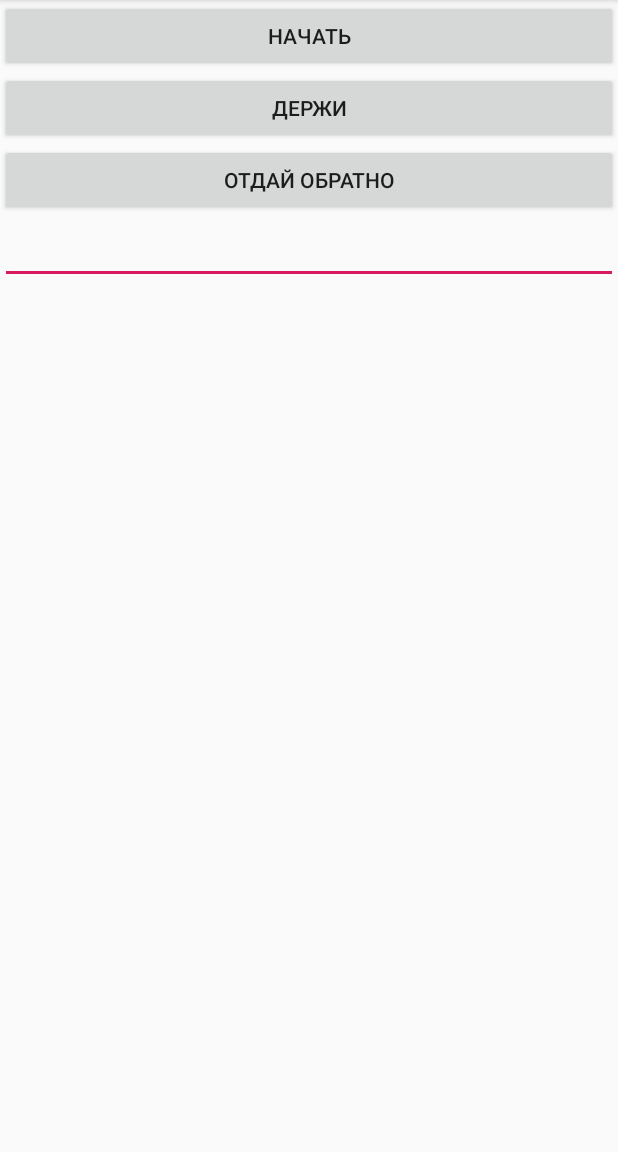
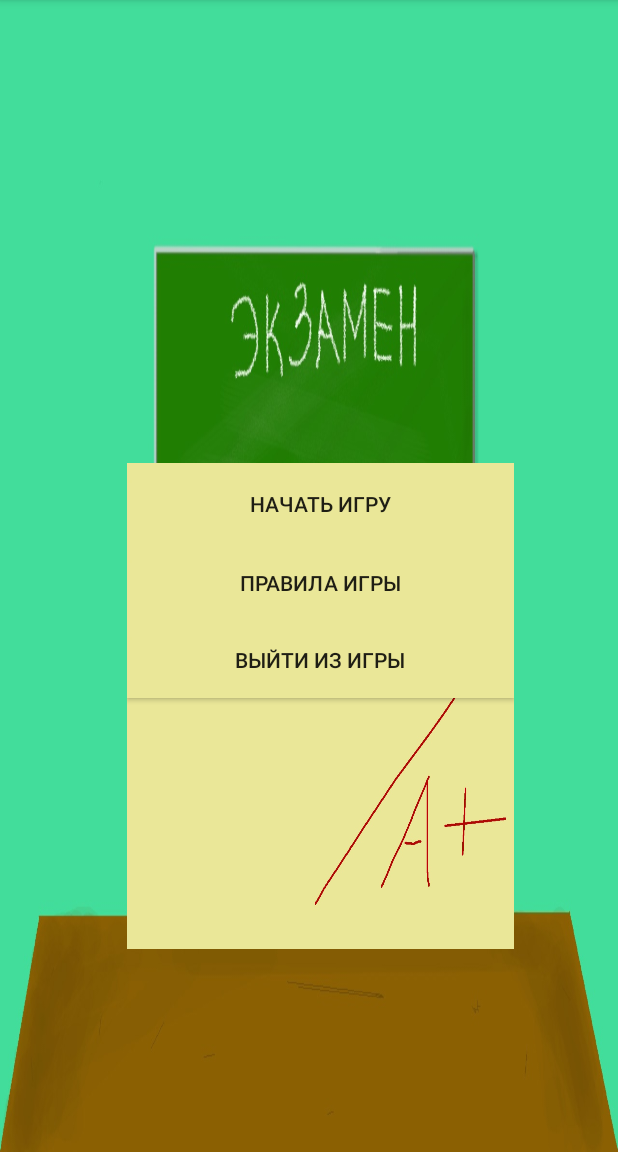
Before and after one commit to JohnnyConstantin/LogicGame, an Android app: the screen it shows after launch (MainActivity), on a phone screen of 412 x 824 dp, the part 84-1236 px from its top. Run offline under Robolectric (Android 15) with nearby library versions, the phone set to English and light mode, and no system bars.

Commit message:
Lil design

```diff
--- a/app/src/main/AndroidManifest.xml
+++ b/app/src/main/AndroidManifest.xml
@@ -16,6 +16,17 @@
                 <category android:name="android.intent.category.LAUNCHER" />
             </intent-filter>
         </activity>
+        <activity android:name=".MainActivity2"
+            android:label="MainActivity2" >
+        </activity>
+        <activity
+            android:name=".ToInfActivity"
+            android:label="ToInfActivity" >
+        </activity>
+        <activity
+            android:name=".ComeBackActivity"
+            android:label="ComeBackActivity" >
+        </activity>
     </application>
 
 </manifest>
--- a/app/src/main/java/com/example/logicgame/MainActivity.java
+++ b/app/src/main/java/com/example/logicgame/MainActivity.java
@@ -6,14 +6,10 @@ import android.content.Intent;
 import android.os.Bundle;
 import android.view.View;
 import android.widget.Button;
-import android.widget.EditText;
-import android.widget.TextView;
 
 public class MainActivity extends AppCompatActivity {
     private static final int REQ_C = 0;
     Button button, button2, button3;
-    EditText et;
-    TextView tv;
     @Override
     protected void onCreate(Bundle savedInstanceState) {
         super.onCreate(savedInstanceState);
@@ -21,8 +17,6 @@ public class MainActivity extends AppCompatActivity {
         button = (Button) findViewById(R.id.button);
         button2 = (Button) findViewById(R.id.button2);
         button3 = (Button) findViewById(R.id.button3);
-        et = (EditText) findViewById(R.id.et);
-        tv= (TextView) findViewById(R.id.tv);
         View.OnClickListener listener = new View.OnClickListener() {
             @Override
             public void onClick(View v) {
@@ -34,8 +28,6 @@ public class MainActivity extends AppCompatActivity {
                         break;
                     case R.id.button2:
                         i = new Intent(MainActivity.this, ToInfActivity.class);
-                        String eText = et.getText().toString();
-                        i.putExtra("et", eText);
                         startActivity(i);
                         break;
                     case R.id.button3:
@@ -55,7 +47,6 @@ public class MainActivity extends AppCompatActivity {
     public void onActivityResult(int requestCode, int resultCode, Intent data) {
         switch (resultCode) {
             case RESULT_OK:
-                tv.setText(data.getStringExtra("et"));
                 break;
         }
     }
--- a/app/src/main/res/layout/activity_main.xml
+++ b/app/src/main/res/layout/activity_main.xml
@@ -1,46 +1,53 @@
 <?xml version="1.0" encoding="utf-8"?>
-<RelativeLayout xmlns:android="http://schemas.android.com/apk/res/android"
+    <androidx.constraintlayout.widget.ConstraintLayout xmlns:android="http://schemas.android.com/apk/res/android"
+        xmlns:app="http://schemas.android.com/apk/res-auto"
+        android:layout_width="match_parent"
         xmlns:tools="http://schemas.android.com/tools"
+        android:background="@drawable/background"
+        tools:context=".MainActivity"
+        android:layout_height="match_parent">
+
+        <FrameLayout
+            android:background="@drawable/sheet"
+            android:id="@+id/frameLayout2"
+            android:layout_width="258dp"
+            android:layout_height="324dp"
+            android:layout_marginStart="84dp"
+            android:layout_marginLeft="84dp"
+            android:layout_marginTop="290dp"
+            android:layout_marginEnd="69dp"
+            android:layout_marginRight="69dp"
+            android:layout_marginBottom="117dp"
+            app:layout_constraintBottom_toBottomOf="parent"
+            app:layout_constraintEnd_toEndOf="parent"
+            app:layout_constraintStart_toStartOf="parent"
+            app:layout_constraintTop_toTopOf="parent">
+
+            <LinearLayout
                 android:layout_width="match_parent"
                 android:layout_height="match_parent"
-    tools:context=".MainActivity">
+                android:orientation="vertical">
 
                 <Button
                     android:id="@+id/button"
                     android:layout_width="match_parent"
-        android:layout_height="wrap_content"
-        android:layout_alignParentTop="true"
-        android:layout_centerHorizontal="true"
-        android:text="Начать" />
+                    android:layout_height="54dp"
+                    android:background="@drawable/buttons"
+                    android:text="Начать игру" />
 
                 <Button
                     android:id="@+id/button2"
                     android:layout_width="match_parent"
-        android:layout_height="wrap_content"
-        android:layout_below="@+id/button"
-        android:layout_alignParentEnd="true"
-        android:layout_alignParentRight="true"
-        android:text="Держи" />
+                    android:layout_height="51dp"
+                    android:background="@drawable/buttons"
+                    android:text="Правила игры" />
 
                 <Button
                     android:id="@+id/button3"
                     android:layout_width="match_parent"
-        android:layout_height="wrap_content"
-        android:layout_below="@+id/button2"
-        android:layout_alignParentEnd="true"
-        android:layout_alignParentRight="true"
-        android:text="Отдай обратно" />
-
-    <EditText
-        android:id="@+id/et"
-        android:layout_width="match_parent"
-        android:layout_height="wrap_content"
-        android:layout_below="@+id/button3" />
-
-    <TextView
-        android:id="@+id/tv"
-        android:layout_width="match_parent"
-        android:layout_height="wrap_content"
-        android:layout_below="@id/et" />
-
-</RelativeLayout>
+                    android:layout_height="51dp"
+                    android:background="@drawable/buttons"
+                    android:text="Выйти из игры" />
+            </LinearLayout>
+        </FrameLayout>
+    </androidx.constraintlayout.widget.ConstraintLayout>
```
Also changed, not shown: app/src/main/res/drawable/background.jpg (added), app/src/main/res/drawable/buttons.jpg (added), app/src/main/res/drawable/sheet.jpg (added), 3 other files. Lines whose indentation alone changed are shown as unchanged.
